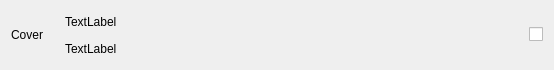
Before: the Qt Designer form view/music_card_frame.ui in Cooooldwind/netease-downloader, drawn with Qt 5.
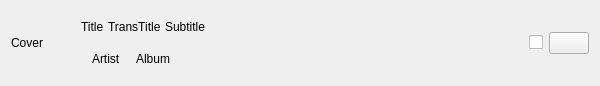
After: the same form once the commit is applied. Custom widgets are drawn as their Qt base class.

Diff of the .ui file:
```diff
--- a/view/music_card_frame.ui
+++ b/view/music_card_frame.ui
@@ -1,15 +1,21 @@
 <?xml version="1.0" encoding="UTF-8"?>
 <ui version="4.0">
  <class>MusicCardFrame</class>
- <widget class="QFrame" name="MusicCardFrame">
+ <widget class="CardWidget" name="MusicCardFrame">
   <property name="geometry">
    <rect>
     <x>0</x>
     <y>0</y>
-    <width>554</width>
-    <height>64</height>
+    <width>600</width>
+    <height>80</height>
    </rect>
   </property>
+  <property name="maximumSize">
+   <size>
+    <width>16777215</width>
+    <height>80</height>
+   </size>
+  </property>
   <property name="windowTitle">
    <string>Frame</string>
   </property>
@@ -24,14 +30,14 @@
      </property>
      <property name="minimumSize">
       <size>
-       <width>48</width>
-       <height>48</height>
+       <width>64</width>
+       <height>64</height>
       </size>
      </property>
      <property name="maximumSize">
       <size>
-       <width>48</width>
-       <height>48</height>
+       <width>64</width>
+       <height>64</height>
       </size>
      </property>
      <property name="text">
@@ -40,20 +46,98 @@
     </widget>
    </item>
    <item>
-    <layout class="QVBoxLayout" name="Layout">
+    <layout class="QVBoxLayout" name="InfoLayout">
+     <property name="spacing">
+      <number>0</number>
+     </property>
      <item>
-      <widget class="StrongBodyLabel" name="Title">
-       <property name="text">
-        <string>TextLabel</string>
+      <layout class="QHBoxLayout" name="TitleLayout">
+       <property name="spacing">
+        <number>4</number>
        </property>
-      </widget>
+       <item>
+        <widget class="StrongBodyLabel" name="Title">
+         <property name="text">
+          <string>Title</string>
+         </property>
+        </widget>
+       </item>
+       <item>
+        <widget class="BodyLabel" name="TransTitle">
+         <property name="text">
+          <string>TransTitle</string>
+         </property>
+        </widget>
+       </item>
+       <item>
+        <widget class="CaptionLabel" name="Subtitle">
+         <property name="text">
+          <string>Subtitle</string>
+         </property>
+        </widget>
+       </item>
+       <item>
+        <spacer name="TitleLayoutSpacer">
+         <property name="orientation">
+          <enum>Qt::Orientation::Horizontal</enum>
+         </property>
+         <property name="sizeHint" stdset="0">
+          <size>
+           <width>40</width>
+           <height>20</height>
+          </size>
+         </property>
+        </spacer>
+       </item>
+      </layout>
      </item>
      <item>
-      <widget class="BodyLabel" name="Artist">
-       <property name="text">
-        <string>TextLabel</string>
+      <layout class="QHBoxLayout" name="OtherInfoLayout">
+       <property name="spacing">
+        <number>4</number>
        </property>
-      </widget>
+       <item>
+        <widget class="BodyLabel" name="ArtistIcon">
+         <property name="text">
+          <string/>
+         </property>
+        </widget>
+       </item>
+       <item>
+        <widget class="BodyLabel" name="Artist">
+         <property name="text">
+          <string>Artist</string>
+         </property>
+        </widget>
+       </item>
+       <item>
+        <widget class="BodyLabel" name="AlbumIcon">
+         <property name="text">
+          <string/>
+         </property>
+        </widget>
+       </item>
+       <item>
+        <widget class="BodyLabel" name="Album">
+         <property name="text">
+          <string>Album</string>
+         </property>
+        </widget>
+       </item>
+       <item>
+        <spacer name="OtherInfoLayoutSpacer">
+         <property name="orientation">
+          <enum>Qt::Orientation::Horizontal</enum>
+         </property>
+         <property name="sizeHint" stdset="0">
+          <size>
+           <width>40</width>
+           <height>20</height>
+          </size>
+         </property>
+        </spacer>
+       </item>
+      </layout>
      </item>
     </layout>
    </item>
@@ -64,7 +148,7 @@
      </property>
      <property name="sizeHint" stdset="0">
       <size>
-       <width>325</width>
+       <width>16777215</width>
        <height>20</height>
       </size>
      </property>
@@ -77,6 +161,13 @@
      </property>
     </widget>
    </item>
+   <item>
+    <widget class="PrimaryToolButton" name="DownloadButton">
+     <property name="text">
+      <string/>
+     </property>
+    </widget>
+   </item>
   </layout>
  </widget>
  <customwidgets>
@@ -100,6 +191,22 @@
    <extends>QLabel</extends>
    <header>qfluentwidgets</header>
   </customwidget>
+  <customwidget>
+   <class>CaptionLabel</class>
+   <extends>QLabel</extends>
+   <header>qfluentwidgets</header>
+  </customwidget>
+  <customwidget>
+   <class>CardWidget</class>
+   <extends>QWidget</extends>
+   <header>qfluentwidgets</header>
+   <container>1</container>
+  </customwidget>
+  <customwidget>
+   <class>PrimaryToolButton</class>
+   <extends>QPushButton</extends>
+   <header>qfluentwidgets</header>
+  </customwidget>
  </customwidgets>
  <resources/>
  <connections/>
```
